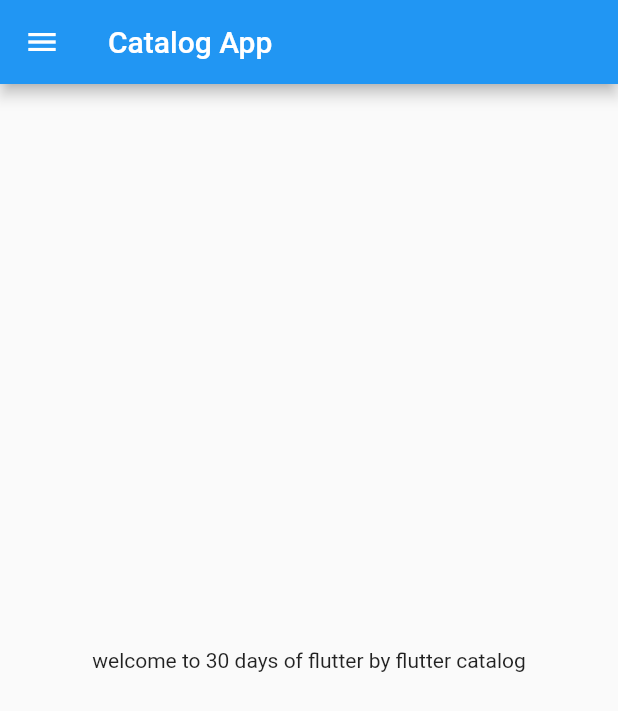
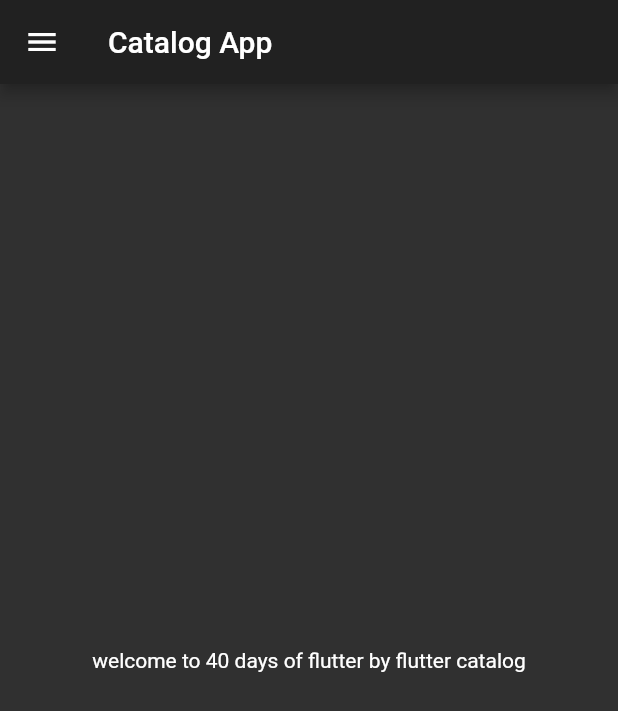
Before and after one commit to vasu9893/FlutterCourse, a Flutter app: the screen it shows after launch, on a phone screen of 412 x 824 dp. Shown: the top 711 px of the screen. Run offline on Flutter 3.47's test engine with Material 2 defaults, Android fonts, the phone set to English and light mode, and no system bars.

Commit message:
day 3 completed

```diff
--- a/lib/home_page.dart
+++ b/lib/Pages/home_page.dart
@@ -1,7 +1,7 @@
 import 'package:flutter/material.dart';
 
 class HomePage extends StatelessWidget {
-  final int days = 30;
+  final int days = 40;
   final String name = "flutter catalog";
 
   @override
--- a/lib/main.dart
+++ b/lib/main.dart
@@ -1,5 +1,6 @@
 import 'package:flutter/material.dart';
-import 'package:flutter_catalog/home_page.dart';
+import 'package:flutter_catalog/Pages/home_page.dart';
+import 'package:flutter_catalog/Pages/login_page.dart';
 
 void main() {
   runApp(MyApp());
@@ -9,7 +10,17 @@ class MyApp extends StatelessWidget {
   @override
   Widget build(BuildContext context) {
     return MaterialApp(
-      home: HomePage(),
+      themeMode: ThemeMode.dark,
+      theme: ThemeData(primarySwatch: Colors.cyan),
+      darkTheme: ThemeData(
+        brightness: Brightness.dark,
+      ),
+      initialRoute: "/home",
+      routes: {
+        "/": (context) => LoginPage(),
+        "/login": (context) => LoginPage(),
+        "/home": (context) => HomePage(),
+      },
     );
   }
 }
```
Also changed, not shown: lib/Pages/login_page.dart (added, +19 -0 lines).
